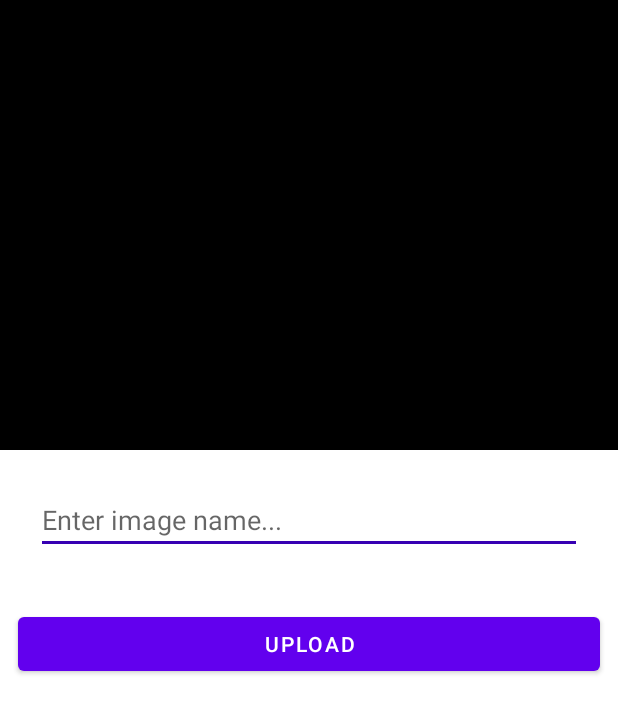
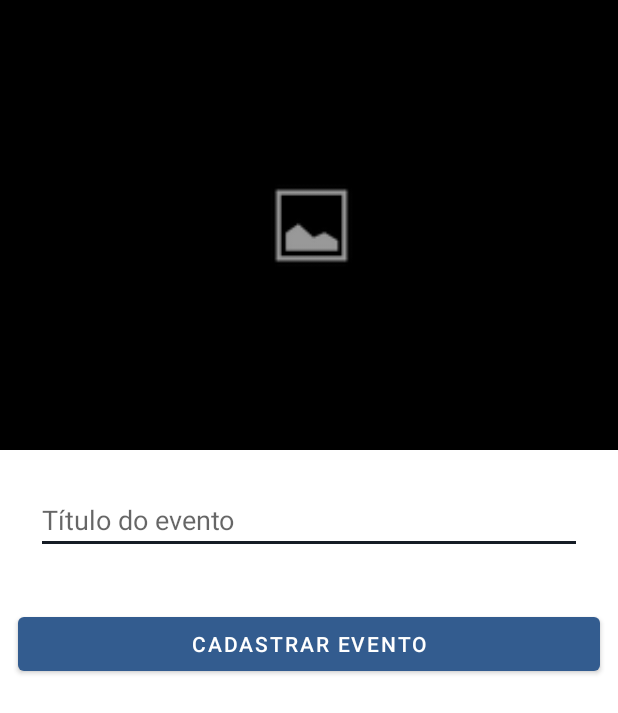
Before and after one commit to viniciusmaurente/login-firebase-recyclerview-cardview-android, an Android app: the AddEventoActivity screen opened directly, with no data from a screen before it, on a phone screen of 412 x 824 dp. Shown: the top 713 px of the screen. Run offline under Robolectric (Android 15) with nearby library versions, the phone set to English and light mode, and no system bars; our stand-ins replace Firebase (no records; nobody signed in at launch, a user with empty details on screens opened directly), Picasso.

Commit message:
App versão atualizada  sistema de login, tela de cadastro, eventos e perfil do usuário com integração ao banco de dados Firebase

```diff
--- a/app/build.gradle
+++ b/app/build.gradle
@@ -33,6 +33,7 @@ dependencies {
     implementation 'com.google.android.material:material:1.2.1'
     implementation 'androidx.constraintlayout:constraintlayout:2.0.4'
     implementation 'androidx.legacy:legacy-support-v4:1.0.0'
+    implementation 'com.google.android.gms:play-services-maps:17.0.0'
     testImplementation 'junit:junit:4.+'
     androidTestImplementation 'androidx.test.ext:junit:1.1.1'
     androidTestImplementation 'androidx.test.espresso:espresso-core:3.3.0'
--- a/app/src/main/java/com/br/app4all/LoginActivity.java
+++ b/app/src/main/java/com/br/app4all/LoginActivity.java
@@ -45,7 +45,6 @@ public class LoginActivity extends AppCompatActivity {
 
                 String textoEmail = campoEmail.getText().toString();
                 String textosenha = campoSenha.getText().toString();
-
                 if( !textoEmail.isEmpty() ){
                     if( !textosenha.isEmpty() ){
                         usuario = new Usuario();
--- a/app/src/main/java/com/br/app4all/MyViewHolder.java
+++ b/app/src/main/java/com/br/app4all/MyViewHolder.java
@@ -12,13 +12,11 @@ public class MyViewHolder extends RecyclerView.ViewHolder {
     TextView textView;
     View v;
 
-
     public MyViewHolder(@NonNull View itemView) {
         super(itemView);
 
         imageView   = itemView.findViewById(R.id.image_single_view);
         textView    = itemView.findViewById(R.id.textView_single_title);
         v = itemView;
-
     }
 }
--- a/app/src/main/res/drawable/background_botao.xml
+++ b/app/src/main/res/drawable/background_botao.xml
@@ -5,6 +5,6 @@
     >
     <solid android:color="#00FFFFFF"></solid>
     <corners android:radius="10dp"></corners>
-    <stroke android:width="1dp" android:color="#C9DBE9"></stroke>
+    <stroke android:width="2dp" android:color="#C9DBE9"></stroke>
 
 </shape>
--- a/app/src/main/res/drawable/input_search.xml
+++ b/app/src/main/res/drawable/input_search.xml
@@ -2,6 +2,6 @@
 <shape xmlns:android="http://schemas.android.com/apk/res/android">
 
     <corners android:radius="70dp" />
-    <stroke  android:width="2dp" android:color="#FF3700B3"/>
+    <stroke  android:width="2dp" android:color="@color/cardview_shadow_start_color"/>
 
 </shape>
--- a/app/src/main/res/layout/activity_add_evento.xml
+++ b/app/src/main/res/layout/activity_add_evento.xml
@@ -7,16 +7,16 @@
     tools:context=".MainActivity">
 
     <ImageView
+        android:id="@+id/imageViewAdd"
         android:layout_width="match_parent"
         android:layout_height="300dp"
         android:background="@color/black"
-        android:scaleType="centerCrop"
-        android:id="@+id/imageViewAdd"/>
+        android:scaleType="centerCrop" />
 
     <EditText
         android:layout_width="match_parent"
         android:layout_height="wrap_content"
-        android:hint="Enter image name..."
+        android:hint="Título do evento"
         android:id="@+id/inputImageName"
         android:layout_below="@+id/imageViewAdd"
         android:layout_margin="24dp" />
@@ -24,9 +24,23 @@
     <Button
         android:layout_width="match_parent"
         android:layout_height="wrap_content"
-        android:text="Upload"
+        android:text="Cadastrar Evento"
         android:id="@+id/btnUpload"
         android:layout_below="@+id/inputImageName"
         android:layout_margin="12dp"/>
 
+    <ImageView
+        android:id="@+id/imageView3"
+        android:layout_width="79dp"
+        android:layout_height="69dp"
+        android:layout_alignBottom="@+id/imageViewAdd"
+        android:layout_alignParentStart="true"
+        android:layout_alignParentTop="true"
+        android:layout_alignParentEnd="true"
+        android:layout_marginStart="167dp"
+        android:layout_marginTop="116dp"
+        android:layout_marginEnd="164dp"
+        android:layout_marginBottom="115dp"
+        app:srcCompat="@android:drawable/ic_menu_gallery" />
+
 </RelativeLayout>
--- a/app/src/main/res/layout/activity_editar_perfil.xml
+++ b/app/src/main/res/layout/activity_editar_perfil.xml
@@ -6,7 +6,6 @@
     android:layout_height="match_parent"
     android:orientation="vertical"
     tools:context=".fragment.PerfilFragment">
-
 
     <ImageView
         android:id="@+id/imagePerfil"
@@ -121,5 +120,4 @@
         app:layout_constraintStart_toStartOf="parent"
         app:layout_constraintTop_toBottomOf="@+id/textInputCpf" />
 
-
 </androidx.constraintlayout.widget.ConstraintLayout>
--- a/app/src/main/res/layout/activity_home.xml
+++ b/app/src/main/res/layout/activity_home.xml
@@ -5,7 +5,6 @@
     android:layout_width="match_parent"
     android:layout_height="match_parent"
     tools:context=".HomeActivity">
-
 
     <EditText
         android:id="@+id/inputSearch"
@@ -40,6 +39,4 @@
         android:layout_margin="25dp"
         />
 
-
-
 </RelativeLayout>
--- a/app/src/main/res/layout/single_view.xml
+++ b/app/src/main/res/layout/single_view.xml
@@ -13,7 +13,7 @@
         android:layout_width="match_parent"
         android:layout_height="248dp"
         android:orientation="vertical"
-        android:background="#121111">
+        android:background="@color/color_bg_blue">
 
         <ImageView
             android:layout_width="match_parent"
--- a/app/src/main/res/values/themes.xml
+++ b/app/src/main/res/values/themes.xml
@@ -2,12 +2,12 @@
     <!-- Base application theme. -->
     <style name="Theme.App4all" parent="Theme.MaterialComponents.Light.NoActionBar">
         <!-- Primary brand color. -->
-        <item name="colorPrimary">@color/purple_500</item>
-        <item name="colorPrimaryVariant">@color/purple_700</item>
+        <item name="colorPrimary">@color/text_ligth_blue</item>
+        <item name="colorPrimaryVariant">@color/color_bg_blue</item>
         <item name="colorOnPrimary">@color/white</item>
         <!-- Secondary brand color. -->
-        <item name="colorSecondary">@color/teal_200</item>
-        <item name="colorSecondaryVariant">@color/teal_700</item>
+        <item name="colorSecondary">@color/colorPrimaryDark</item>
+        <item name="colorSecondaryVariant">@color/color_bg_blue</item>
         <item name="colorOnSecondary">@color/black</item>
         <!-- Status bar color. -->
         <item name="android:statusBarColor" tools:targetApi="l">?attr/colorPrimaryVariant</item>
```
Also changed, not shown: app/src/main/java/com/br/app4all/AddEventoActivity.java (+1 -9 lines), app/src/main/java/com/br/app4all/CadastroActivity.java (+0 -21 lines), app/src/main/java/com/br/app4all/EditarPerfilActivity.java (+0 -17 lines), app/src/main/java/com/br/app4all/HomeActivity.java (+0 -7 lines), app/src/main/java/com/br/app4all/ViewActivity.java (+5 -8 lines), app/src/main/res/layout/activity_view.xml (+62 -18 lines), app/src/main/res/layout/fragment_eventos.xml (+0 -21 lines).
